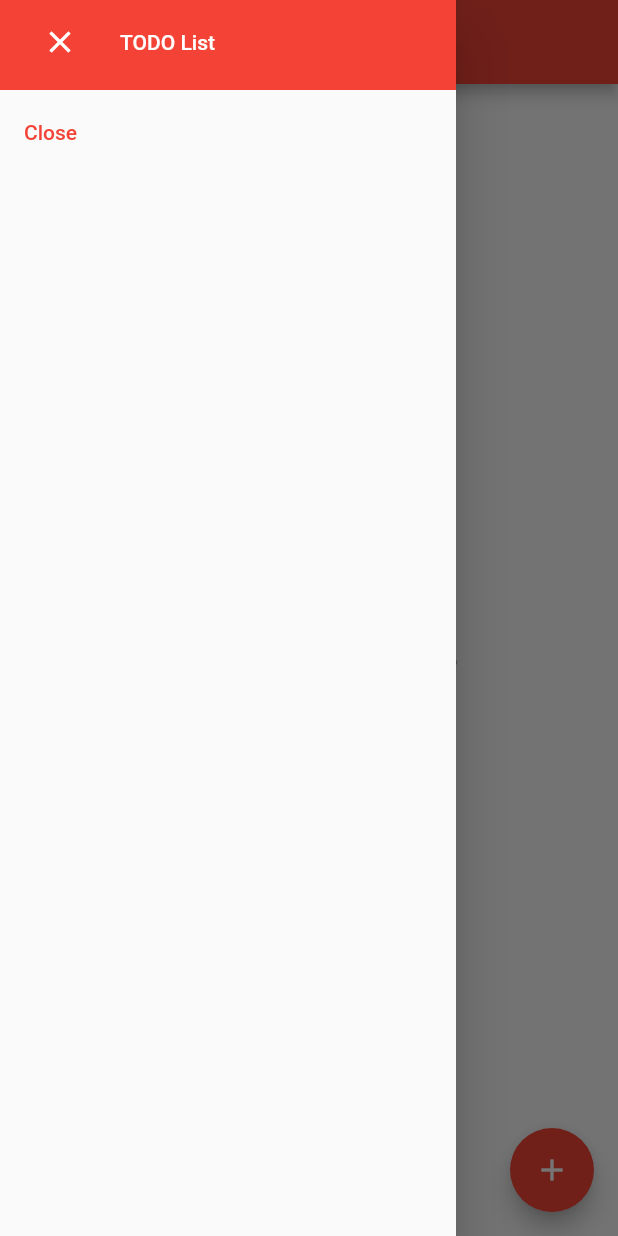
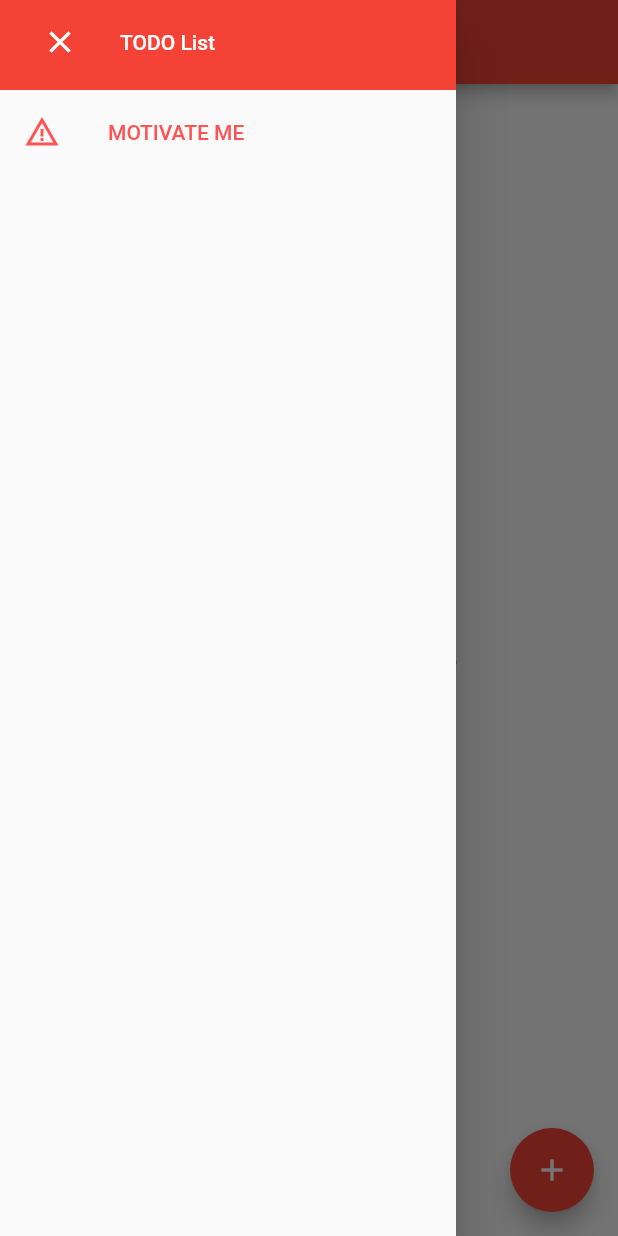
Before and after one commit to badri001/todoApp, a Flutter app: the screen it shows after launch, with the side drawer open, on a phone screen of 412 x 824 dp. Run offline on Flutter 3.47's test engine with Material 2 defaults, Android fonts, the phone set to English and light mode, and no system bars; our stand-ins replace auto_route, graphql_flutter, hive, hive_flutter; missing offline and left inert: scratcher; accounts and stored records are empty.

```diff
--- a/lib/main.dart
+++ b/lib/main.dart
@@ -1,8 +1,10 @@
 import 'package:flutter/material.dart';
+import 'package:graphql_flutter/graphql_flutter.dart';
 import 'package:hive/hive.dart';
 import 'package:hive_flutter/adapters.dart';
 import 'package:path_provider/path_provider.dart';
 import 'package:provider/provider.dart';
+import 'package:todo/provider/graphql_provider.dart';
 import 'package:todo/task_adapter.dart';
 import 'package:todo/provider/task_provider.dart';
 
@@ -22,17 +24,19 @@ void main() async {
 class MyApp extends StatelessWidget {
   final _appRouter = AppRouter();
 
-
   // This widget is the root of your application.
   @override
   Widget build(BuildContext context) {
-    return MaterialApp.router(
-      title: 'Flutter Demo',
-      theme: ThemeData(
-        primarySwatch: Colors.red,
+    return GraphQLProvider(
+      client: client,
+      child: MaterialApp.router(
+        title: 'Flutter Demo',
+        theme: ThemeData(
+          primarySwatch: Colors.red,
+        ),
+        routerDelegate: _appRouter.delegate(),
+        routeInformationParser: _appRouter.defaultRouteParser(),
       ),
-      routerDelegate: _appRouter.delegate(),
-      routeInformationParser: _appRouter.defaultRouteParser(),
     );
   }
 }
--- /dev/null
+++ b/lib/provider/graphql_provider.dart
@@ -0,0 +1,11 @@
+import 'package:flutter/material.dart';
+import 'package:graphql_flutter/graphql_flutter.dart';
+
+final Link link =
+    HttpLink("https://demotivation-quotes-api.herokuapp.com/graphql");
+
+ValueNotifier<GraphQLClient> client = ValueNotifier(GraphQLClient(
+    cache: GraphQLCache(),
+    link: link,
+    alwaysRebroadcast: true,
+    defaultPolicies: DefaultPolicies()));
--- a/lib/provider/task_provider.dart
+++ b/lib/provider/task_provider.dart
@@ -16,7 +16,7 @@ class TaskProvider with ChangeNotifier {
   }
 
   getSaveTask() async {
-    print(savedTask.runtimeType);
+    // print(savedTask.runtimeType);
     savedTask = await Hive.openBox('myTasks');
     notifyListeners();
   }
--- a/lib/screens/home.dart
+++ b/lib/screens/home.dart
@@ -51,6 +51,11 @@ class _HomePageState extends State<HomePage> {
   @override
   Widget build(BuildContext context) {
     return Scaffold(
+      onDrawerChanged: (isOpen) {
+        if (!isOpen) {
+          getData();
+        }
+      },
       drawer: const ListDrawer(),
       appBar: AppBar(
         title: const Text("Its time TO-DO"),
--- a/lib/widgets/list_drawer.dart
+++ b/lib/widgets/list_drawer.dart
@@ -1,6 +1,7 @@
 import 'package:flutter/material.dart';
 import 'package:provider/provider.dart';
-import 'package:todo/screens/home.dart';
+
+import 'package:todo/screens/motivation.dart';
 import 'package:todo/screens/task_view.dart';
 import 'package:todo/task_adapter.dart';
 import 'package:todo/provider/task_provider.dart';
@@ -37,15 +38,6 @@ class ListDrawer extends StatelessWidget {
                     ),
                   ),
                 )),
-            // const ListTile(
-            //   title: Text("list 1"),
-            // ),
-            // const ListTile(
-            //   title: Text("list 2"),
-            // ),
-            // const ListTile(
-            //   title: Text("list 3"),
-            // ),
             ListView.builder(
                 shrinkWrap: true,
                 itemCount: taskProvider.savedTask.length,
@@ -72,9 +64,13 @@ class ListDrawer extends StatelessWidget {
                   );
                 }),
             ListTile(
-              onTap: () => Navigator.pop(context),
-              title:
-                  const Text("Close", style: TextStyle(color: kPrimaryColor)),
+              onTap: () => Navigator.push(
+                  context,
+                  MaterialPageRoute(
+                      builder: (context) => const MotivationScreen())),
+              leading: const Icon(Icons.warning_amber, color: Colors.redAccent),
+              title: const Text("MOTIVATE ME",
+                  style: TextStyle(color: Colors.redAccent)),
             )
           ],
         ),
--- a/pubspec.yaml
+++ b/pubspec.yaml
@@ -39,7 +39,8 @@ dependencies:
   path_provider: ^2.0.11
   provider: ^6.0.3
   auto_route: ^4.2.0
-  graphql: ^5.1.1
+  graphql_flutter: ^5.1.0
+  scratcher: ^2.2.1
 
 dev_dependencies:
   flutter_test:
```
Also changed, not shown: lib/screens/motivation.dart (added, +127 -0 lines), pubspec.lock.
